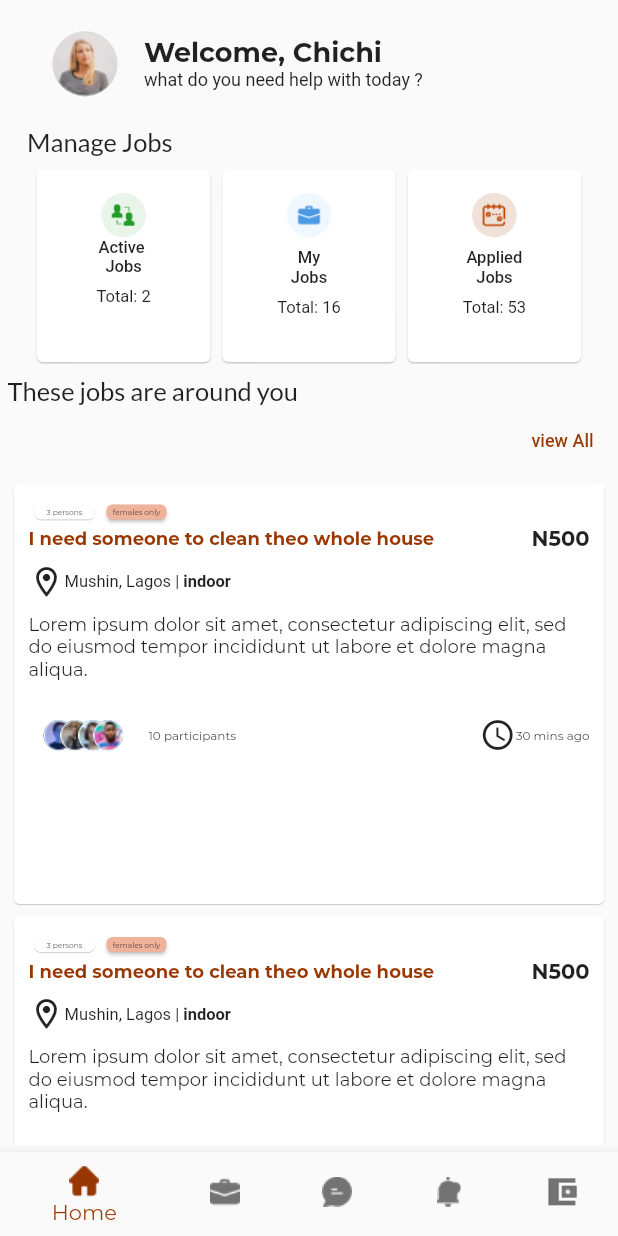
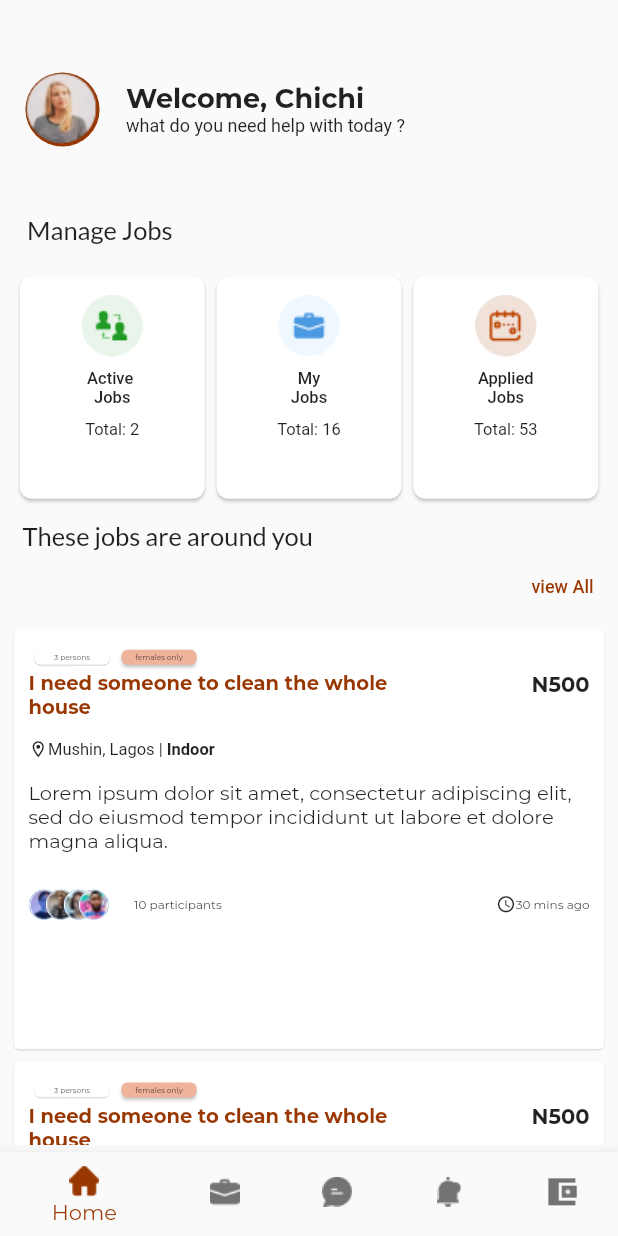
Before and after one commit to Gbarago/Jobs_App, a Flutter app: the screen it shows after launch, on a phone screen of 412 x 824 dp. Run offline on Flutter 3.47's test engine with Material 2 defaults, Android fonts, the phone set to English and light mode, and no system bars; Roboto replaces fonts that are missing (Montserrat-Regular.ttf, Nonserat, montserat); project files that could hold a hidden picture were left out.

Commit message:
layout status

```diff
--- a/lib/main.dart
+++ b/lib/main.dart
@@ -28,13 +28,7 @@ class _MyAppState extends State<MyApp> {
                 child: Column(
                   crossAxisAlignment: CrossAxisAlignment.start,
                   children: [
-                    SizedBox(
-                      height: 15.89,
-                    ),
                     FirstRow(),
-                    SizedBox(
-                      height: 20,
-                    ),
                     Padding(
                       padding: const EdgeInsets.only(left: 13),
                       child: Text(
@@ -45,19 +39,19 @@ class _MyAppState extends State<MyApp> {
                         ),
                       ),
                     ),
-                    SizedBox(
-                      height: 5,
-                    ),
+                    // SizedBox(
+                    //   height: 5,
+                    // ),
                     SecondRow(),
-                    SizedBox(
-                      height: 5,
-                    ),
+
                     Expanded(
                       child: SingleChildScrollView(
                         child: Column(
                             crossAxisAlignment: CrossAxisAlignment.start,
                             children: [
-                              Text(
+                              Container(
+                                padding: EdgeInsets.only(left: 10),
+                                child: Text(
                                   'These jobs are around you',
                                   style: TextStyle(
                                     fontFamily: 'Lato',
@@ -65,18 +59,22 @@ class _MyAppState extends State<MyApp> {
                                     fontSize: 17,
                                   ),
                                 ),
+                              ),
                               Row(
                                 mainAxisAlignment: MainAxisAlignment.end,
                                 children: [
                                   TextButton(
                                     onPressed: null,
+                                    child: Container(
                                       child: Text(
                                         'view All',
                                         style: TextStyle(
                                             color: const Color(0xFF983701),
-                                          fontFamily: 'Montserrat-Regular.ttf',
+                                            fontFamily:
+                                                'Montserrat-Regular.ttf',
                                             fontSize: 12,
                                             fontWeight: FontWeight.w500),
+                                      ),
                                     ),
                                   ),
                                 ],
--- a/lib/widgets/available_jobs_widget.dart
+++ b/lib/widgets/available_jobs_widget.dart
@@ -8,8 +8,6 @@ class AvailableJobs extends StatelessWidget {
   Widget build(BuildContext context) {
     return Container(
       height: MediaQuery.of(context).size.height * 0.35,
-      child: Padding(
-        padding: const EdgeInsets.all(.0),
       child: Card(
         elevation: 0.3,
         child: Padding(
@@ -22,7 +20,7 @@ class AvailableJobs extends StatelessWidget {
                     elevation: 0.3,
                     child: Container(
                       height: 10,
-                        width: 40,
+                      width: 50,
                       child: Center(
                         child: Text(
                           '3 persons',
@@ -35,7 +33,7 @@ class AvailableJobs extends StatelessWidget {
                     color: Color(0xFFEFB29A),
                     child: Container(
                       height: 10,
-                        width: 40,
+                      width: 50,
                       child: Center(
                         child: Text(
                           'females only',
@@ -47,26 +45,34 @@ class AvailableJobs extends StatelessWidget {
                 ],
               ),
               Row(
+                crossAxisAlignment: CrossAxisAlignment.start,
                 mainAxisAlignment: MainAxisAlignment.spaceBetween,
                 children: [
-                    Text(
-                      'I need someone to clean theo whole house',
+                  Container(
+                    width: MediaQuery.of(context).size.width * 0.6,
+                    child: Text(
+                      'I need someone to clean the whole house',
                       style: TextStyle(
                           color: const Color(0xff983701),
-                          fontSize: 12,
+                          fontSize: 13,
                           fontWeight: FontWeight.bold),
+                    ),
                   ),
                   Text(
                     'N500',
                     style: TextStyle(
                       fontWeight: FontWeight.w600,
+                      fontSize: 14,
                     ),
                   ),
                 ],
               ),
               Row(
                 children: [
-                    Icon(Icons.room_outlined),
+                  Icon(
+                    Icons.room_outlined,
+                    size: 13,
+                  ),
                   Text(
                     'Mushin, Lagos |',
                     style: TextStyle(
@@ -76,7 +82,7 @@ class AvailableJobs extends StatelessWidget {
                     ),
                   ),
                   Text(
-                      ' indoor',
+                    ' Indoor',
                     style: TextStyle(
                       fontWeight: FontWeight.w700,
                       fontFamily: 'Nonserat',
@@ -91,7 +97,7 @@ class AvailableJobs extends StatelessWidget {
               Text(
                 'Lorem ipsum dolor sit amet, consectetur adipiscing elit, sed do eiusmod tempor incididunt ut labore et dolore magna aliqua.',
                 style: TextStyle(
-                    fontSize: 12,
+                  fontSize: 13,
                 ),
               ),
               SizedBox(
@@ -100,7 +106,7 @@ class AvailableJobs extends StatelessWidget {
               Row(
                 children: [
                   SizedBox(
-                      width: 10,
+                    width: MediaQuery.of(context).size.width * 0.001,
                   ),
                   Container(
                     width: 60,
@@ -108,32 +114,28 @@ class AvailableJobs extends StatelessWidget {
                       children: [
                         Positioned(
                           child: CircleAvatar(
-                              backgroundImage:
-                                  AssetImage('icons/Rectangle4.png'),
+                            backgroundImage: AssetImage('icons/Rectangle4.png'),
                             maxRadius: 10,
                           ),
                         ),
                         Positioned(
                           left: 11,
                           child: CircleAvatar(
-                              backgroundImage:
-                                  AssetImage('icons/Rectangle.png'),
+                            backgroundImage: AssetImage('icons/Rectangle.png'),
                             maxRadius: 10,
                           ),
                         ),
                         Positioned(
                           left: 23,
                           child: CircleAvatar(
-                              backgroundImage:
-                                  AssetImage('icons/Rectangle3.png'),
+                            backgroundImage: AssetImage('icons/Rectangle3.png'),
                             maxRadius: 10,
                           ),
                         ),
                         Positioned(
                           left: 33,
                           child: CircleAvatar(
-                              backgroundImage:
-                                  AssetImage('icons/Rectangle2.png'),
+                            backgroundImage: AssetImage('icons/Rectangle2.png'),
                             maxRadius: 10,
                           ),
                         ),
@@ -151,7 +153,10 @@ class AvailableJobs extends StatelessWidget {
                     child: Row(
                       mainAxisAlignment: MainAxisAlignment.end,
                       children: [
-                          Icon(Icons.schedule),
+                        Icon(
+                          Icons.schedule,
+                          size: 13,
+                        ),
                         Text(
                           '30 mins ago',
                           style: TextStyle(fontSize: 8),
@@ -165,7 +170,6 @@ class AvailableJobs extends StatelessWidget {
           ),
         ),
       ),
-      ),
     );
   }
 }
--- a/lib/widgets/first_row.dart
+++ b/lib/widgets/first_row.dart
@@ -5,17 +5,30 @@ class FirstRow extends StatelessWidget {
 
   @override
   Widget build(BuildContext context) {
-    return Container(
+    return Column(
+      children: [
+        Container(
+          height: MediaQuery.of(context).size.height * 0.0525,
+        ),
+        Container(
             child: Row(
           children: [
             SizedBox(
-          width: 29.89,
+              width: MediaQuery.of(context).size.width * 0.029,
+            ),
+            Stack(
+              children: [
+                CircleAvatar(
+                  backgroundColor: Color(0xff983701),
+                  radius: MediaQuery.of(context).size.width * 0.06,
                 ),
                 CircleAvatar(
                   backgroundImage: AssetImage('images/Ellipse 9 (1).png'),
-          radius: 21.735,
+                  radius: MediaQuery.of(context).size.width * 0.058,
                   //minRadius: 19.735,
                   backgroundColor: Colors.black12,
+                ),
+              ],
             ),
             SizedBox(
               width: 17.64,
@@ -40,6 +53,11 @@ class FirstRow extends StatelessWidget {
               ],
             )
           ],
-    ));
+        )),
+        Container(
+          height: MediaQuery.of(context).size.height * 0.055,
+        ),
+      ],
+    );
   }
 }
--- a/lib/widgets/second_roq.dart
+++ b/lib/widgets/second_roq.dart
@@ -5,30 +5,48 @@ class SecondRow extends StatelessWidget {
 
   @override
   Widget build(BuildContext context) {
-    return Container(
-      // width: MediaQuery.of(context).size.width * 0.8,
+    return Column(
+      children: [
+        Container(
+          height: MediaQuery.of(context).size.height * 0.0208,
+        ),
+        Container(
+          //width: MediaQuery.of(context).size.width * 0.18,
           child: Row(
             mainAxisAlignment: MainAxisAlignment.center,
             children: [
-          Container(
-            height: MediaQuery.of(context).size.width * 0.33,
-            width: MediaQuery.of(context).size.width * 0.3,
+              Card(
+                shape: RoundedRectangleBorder(
+                    borderRadius: BorderRadius.circular(8)),
+                elevation: 1,
+                child: Container(
+                  //decoration: BoxDecoration(),
+                  height: MediaQuery.of(context).size.height * 0.18,
+                  width: MediaQuery.of(context).size.width * 0.299,
                   child: InkWell(
-              child: Card(
-                elevation: 0.5,
+                    // borderRadius: BorderRadius.circular(5),
+                    child: Container(
                       child: Stack(
                         children: [
                           Column(
                             children: [
                               Container(
-                          padding: EdgeInsets.only(top: 15),
+                                padding: EdgeInsets.only(
+                                    top: MediaQuery.of(context).size.height *
+                                        0.015),
                                 child: Center(
                                   child: CircleAvatar(
                                     backgroundColor: Colors.transparent,
-                              radius: 15,
-                              backgroundImage: AssetImage('icons/Group.png'),
+                                    radius: MediaQuery.of(context).size.width *
+                                        0.05,
+                                    backgroundImage:
+                                        AssetImage('icons/Group.png'),
                                   ),
                                 ),
+                              ),
+                              SizedBox(
+                                height:
+                                    MediaQuery.of(context).size.height * 0.01,
                               ),
                               Text(
                                 'Active ',
@@ -45,7 +63,8 @@ class SecondRow extends StatelessWidget {
                                     fontSize: 11),
                               ),
                               SizedBox(
-                          height: 7,
+                                height:
+                                    MediaQuery.of(context).size.height * 0.01,
                               ),
                               Text(
                                 'Total: 2',
@@ -54,7 +73,8 @@ class SecondRow extends StatelessWidget {
                                     fontSize: 11),
                               ),
                               SizedBox(
-                          height: 7,
+                                height:
+                                    MediaQuery.of(context).size.height * 0.01,
                               )
                             ],
                           )
@@ -63,28 +83,37 @@ class SecondRow extends StatelessWidget {
                     ),
                   ),
                 ),
-          Container(
-            height: MediaQuery.of(context).size.width * 0.33,
-            width: MediaQuery.of(context).size.width * 0.3,
+              ),
+              Card(
+                shape: RoundedRectangleBorder(
+                    borderRadius: BorderRadius.circular(8)),
+                elevation: 1,
+                child: Container(
+                  height: MediaQuery.of(context).size.height * 0.18,
+                  width: MediaQuery.of(context).size.width * 0.299,
                   child: InkWell(
-              child: Card(
-                elevation: 0.5,
+                    child: Container(
                       child: Stack(
                         children: [
                           Column(
                             children: [
                               Container(
-                          padding: EdgeInsets.only(top: 15),
+                                padding: EdgeInsets.only(
+                                    top: MediaQuery.of(context).size.height *
+                                        0.015),
                                 child: Center(
                                   child: CircleAvatar(
-                              radius: 15,
-                              backgroundImage: AssetImage('icons/Group1.png'),
+                                    radius: MediaQuery.of(context).size.width *
+                                        0.05,
+                                    backgroundImage:
+                                        AssetImage('icons/Group1.png'),
                                     backgroundColor: Colors.transparent,
                                   ),
                                 ),
                               ),
                               SizedBox(
-                          height: 7,
+                                height:
+                                    MediaQuery.of(context).size.height * 0.01,
                               ),
                               Text(
                                 'My',
@@ -101,7 +130,8 @@ class SecondRow extends StatelessWidget {
                                     fontSize: 11),
                               ),
                               SizedBox(
-                          height: 7,
+                                height:
+                                    MediaQuery.of(context).size.height * 0.01,
                               ),
                               Text(
                                 'Total: 16',
@@ -116,29 +146,37 @@ class SecondRow extends StatelessWidget {
                     ),
                   ),
                 ),
-          Container(
-            height: MediaQuery.of(context).size.width * 0.33,
-            width: MediaQuery.of(context).size.width * 0.3,
+              ),
+              Card(
+                shape: RoundedRectangleBorder(
+                    borderRadius: BorderRadius.circular(8)),
+                elevation: 1,
+                child: Container(
+                  height: MediaQuery.of(context).size.height * 0.18,
+                  width: MediaQuery.of(context).size.width * 0.299,
                   child: InkWell(
-              child: Card(
-                elevation: 0.5,
+                    child: Container(
                       child: Stack(
                         children: [
                           Column(
                             children: [
                               Container(
-                          padding: EdgeInsets.only(top: 15),
+                                padding: EdgeInsets.only(
+                                    top: MediaQuery.of(context).size.height *
+                                        0.015),
                                 child: Center(
                                   child: CircleAvatar(
-                              radius: 15,
-                              backgroundImage: AssetImage('icons/Group2.png'),
+                                    radius: MediaQuery.of(context).size.width *
+                                        0.05,
+                                    backgroundImage:
+                                        AssetImage('icons/Group2.png'),
                                     backgroundColor: Colors.transparent,
                                   ),
                                 ),
                               ),
                               SizedBox(
-                          height: 7,
-                        ),
+                                  height: MediaQuery.of(context).size.height *
+                                      0.01),
                               Text(
                                 'Applied',
                                 style: TextStyle(
@@ -154,8 +192,8 @@ class SecondRow extends StatelessWidget {
                                     fontSize: 11),
                               ),
                               SizedBox(
-                          height: 7,
-                        ),
+                                  height: MediaQuery.of(context).size.height *
+                                      0.01),
                               Text(
                                 'Total: 53',
                                 style: TextStyle(
@@ -169,8 +207,12 @@ class SecondRow extends StatelessWidget {
                     ),
                   ),
                 ),
+              ),
             ],
           ),
+        ),
+        SizedBox(height: MediaQuery.of(context).size.height * 0.013),
+      ],
     );
   }
 }
```
Lines whose indentation alone changed are shown as unchanged.
